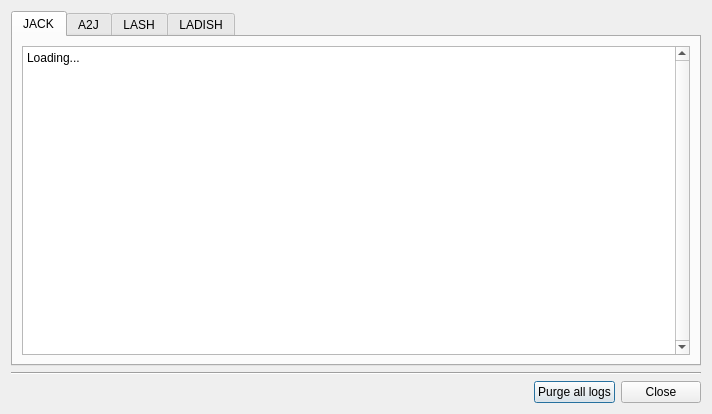
Old version of the form src/ui/logs.ui in the repository falkTX/Cadence.
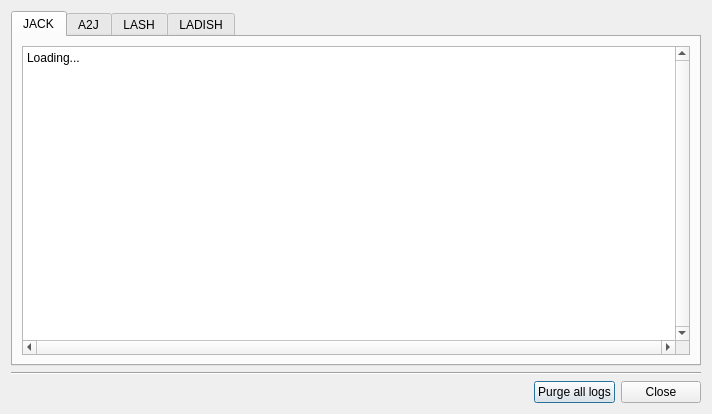
New version of the form. Icons and pictures are not drawn.

Patch:
```diff
--- a/src/ui/logs.ui
+++ b/src/ui/logs.ui
@@ -29,6 +29,9 @@
          <property name="verticalScrollBarPolicy">
           <enum>Qt::ScrollBarAlwaysOn</enum>
          </property>
+         <property name="horizontalScrollBarPolicy">
+          <enum>Qt::ScrollBarAlwaysOn</enum>
+         </property>
          <property name="lineWrapMode">
           <enum>QPlainTextEdit::NoWrap</enum>
          </property>
```
Left out of the diff: 9 changed lines with no effect on the pictures.
